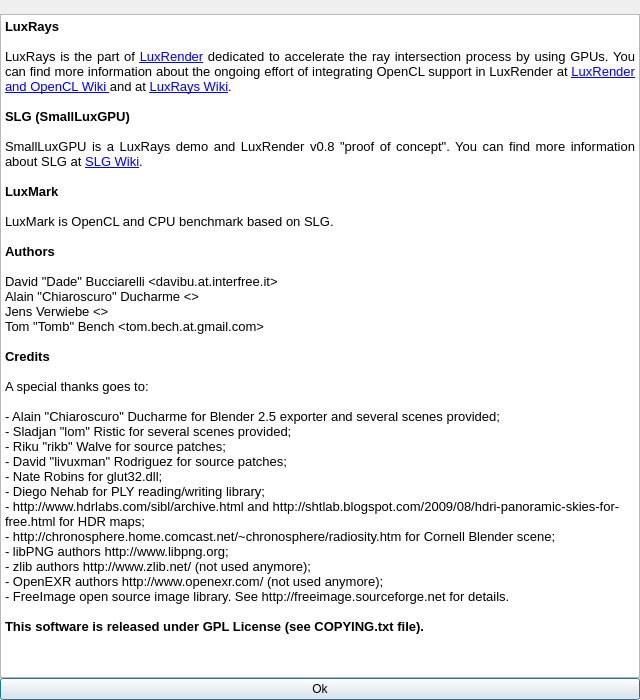
Old version of the form samples/luxmark/aboutdialog.ui in the repository LuxCoreRender/LuxCore.
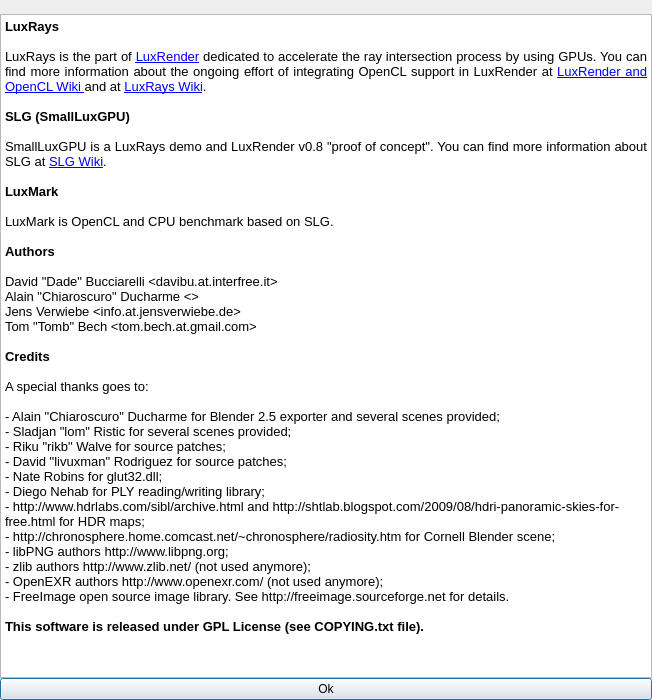
New version of the form. Icons and pictures are not drawn.

Commit message: Fix a funny "freud" typo and add email

Diff of the .ui file:
```diff
--- a/samples/luxmark/aboutdialog.ui
+++ b/samples/luxmark/aboutdialog.ui
@@ -9,7 +9,7 @@
    <rect>
     <x>0</x>
     <y>0</y>
-    <width>640</width>
+    <width>652</width>
     <height>700</height>
    </rect>
   </property>
@@ -67,45 +67,45 @@
       <string>&lt;!DOCTYPE HTML PUBLIC &quot;-//W3C//DTD HTML 4.0//EN&quot; &quot;http://www.w3.org/TR/REC-html40/strict.dtd&quot;&gt;
 &lt;html&gt;&lt;head&gt;&lt;meta name=&quot;qrichtext&quot; content=&quot;1&quot; /&gt;&lt;style type=&quot;text/css&quot;&gt;
 p, li { white-space: pre-wrap; }
-&lt;/style&gt;&lt;/head&gt;&lt;body style=&quot; font-family:'Sans'; font-size:10pt; font-weight:400; font-style:normal;&quot;&gt;
-&lt;p style=&quot; margin-top:0px; margin-bottom:0px; margin-left:0px; margin-right:0px; -qt-block-indent:0; text-indent:0px;&quot;&gt;&lt;span style=&quot; font-weight:600;&quot;&gt;LuxRays&lt;/span&gt;&lt;/p&gt;
-&lt;p style=&quot;-qt-paragraph-type:empty; margin-top:0px; margin-bottom:0px; margin-left:0px; margin-right:0px; -qt-block-indent:0; text-indent:0px;&quot;&gt;&lt;/p&gt;
-&lt;p align=&quot;justify&quot; style=&quot; margin-top:0px; margin-bottom:0px; margin-left:0px; margin-right:0px; -qt-block-indent:0; text-indent:0px;&quot;&gt;LuxRays is the part of &lt;a href=&quot;http://www.luxrender.net&quot;&gt;&lt;span style=&quot; text-decoration: underline; color:#0000ff;&quot;&gt;LuxRender&lt;/span&gt;&lt;/a&gt; dedicated to accelerate the ray intersection process by using GPUs. You can find more information about the ongoing effort of integrating OpenCL support in LuxRender at &lt;a href=&quot;http://www.luxrender.net/wiki/index.php?title=Luxrender_and_OpenCL&quot;&gt;&lt;span style=&quot; text-decoration: underline; color:#0000ff;&quot;&gt;LuxRender and OpenCL Wiki &lt;/span&gt;&lt;/a&gt;and at &lt;a href=&quot;http://www.luxrender.net/wiki/index.php?title=LuxRays&quot;&gt;&lt;span style=&quot; text-decoration: underline; color:#0000ff;&quot;&gt;LuxRays Wiki&lt;/span&gt;&lt;/a&gt;.&lt;/p&gt;
-&lt;p align=&quot;justify&quot; style=&quot;-qt-paragraph-type:empty; margin-top:0px; margin-bottom:0px; margin-left:0px; margin-right:0px; -qt-block-indent:0; text-indent:0px;&quot;&gt;&lt;/p&gt;
-&lt;p style=&quot; margin-top:0px; margin-bottom:0px; margin-left:0px; margin-right:0px; -qt-block-indent:0; text-indent:0px;&quot;&gt;&lt;span style=&quot; font-weight:600;&quot;&gt;SLG (SmallLuxGPU)&lt;/span&gt;&lt;/p&gt;
-&lt;p style=&quot;-qt-paragraph-type:empty; margin-top:0px; margin-bottom:0px; margin-left:0px; margin-right:0px; -qt-block-indent:0; text-indent:0px;&quot;&gt;&lt;/p&gt;
-&lt;p align=&quot;justify&quot; style=&quot; margin-top:0px; margin-bottom:0px; margin-left:0px; margin-right:0px; -qt-block-indent:0; text-indent:0px;&quot;&gt;SmallLuxGPU is a LuxRays demo and LuxRender v0.8 &amp;quot;proof of concept&amp;quot;. You can find more information about SLG at &lt;a href=&quot;http://www.luxrender.net/wiki/index.php?title=SLG&quot;&gt;&lt;span style=&quot; text-decoration: underline; color:#0000ff;&quot;&gt;SLG Wiki&lt;/span&gt;&lt;/a&gt;.&lt;/p&gt;
-&lt;p align=&quot;justify&quot; style=&quot;-qt-paragraph-type:empty; margin-top:0px; margin-bottom:0px; margin-left:0px; margin-right:0px; -qt-block-indent:0; text-indent:0px;&quot;&gt;&lt;/p&gt;
-&lt;p align=&quot;justify&quot; style=&quot; margin-top:0px; margin-bottom:0px; margin-left:0px; margin-right:0px; -qt-block-indent:0; text-indent:0px;&quot;&gt;&lt;span style=&quot; font-weight:600;&quot;&gt;LuxMark&lt;/span&gt;&lt;/p&gt;
-&lt;p align=&quot;justify&quot; style=&quot;-qt-paragraph-type:empty; margin-top:0px; margin-bottom:0px; margin-left:0px; margin-right:0px; -qt-block-indent:0; text-indent:0px;&quot;&gt;&lt;/p&gt;
-&lt;p align=&quot;justify&quot; style=&quot; margin-top:0px; margin-bottom:0px; margin-left:0px; margin-right:0px; -qt-block-indent:0; text-indent:0px;&quot;&gt;LuxMark is OpenCL and CPU benchmark based on SLG.&lt;/p&gt;
-&lt;p align=&quot;justify&quot; style=&quot;-qt-paragraph-type:empty; margin-top:0px; margin-bottom:0px; margin-left:0px; margin-right:0px; -qt-block-indent:0; text-indent:0px;&quot;&gt;&lt;/p&gt;
-&lt;p align=&quot;justify&quot; style=&quot; margin-top:0px; margin-bottom:0px; margin-left:0px; margin-right:0px; -qt-block-indent:0; text-indent:0px;&quot;&gt;&lt;span style=&quot; font-weight:600;&quot;&gt;Authors&lt;/span&gt;&lt;/p&gt;
-&lt;p style=&quot;-qt-paragraph-type:empty; margin-top:0px; margin-bottom:0px; margin-left:0px; margin-right:0px; -qt-block-indent:0; text-indent:0px;&quot;&gt;&lt;/p&gt;
-&lt;p style=&quot; margin-top:0px; margin-bottom:0px; margin-left:0px; margin-right:0px; -qt-block-indent:0; text-indent:0px;&quot;&gt;David &amp;quot;Dade&amp;quot; Bucciarelli &amp;lt;davibu.at.interfree.it&amp;gt;&lt;/p&gt;
-&lt;p style=&quot; margin-top:0px; margin-bottom:0px; margin-left:0px; margin-right:0px; -qt-block-indent:0; text-indent:0px;&quot;&gt;Alain &amp;quot;Chiaroscuro&amp;quot; Ducharme &amp;lt;&amp;gt;&lt;/p&gt;
-&lt;p style=&quot; margin-top:0px; margin-bottom:0px; margin-left:0px; margin-right:0px; -qt-block-indent:0; text-indent:0px;&quot;&gt;Jens Verwiebe &amp;lt;&amp;gt;&lt;/p&gt;
-&lt;p style=&quot; margin-top:0px; margin-bottom:0px; margin-left:0px; margin-right:0px; -qt-block-indent:0; text-indent:0px;&quot;&gt;Tom &amp;quot;Tomb&amp;quot; Bench &amp;lt;tom.bech.at.gmail.com&amp;gt;&lt;/p&gt;
-&lt;p style=&quot;-qt-paragraph-type:empty; margin-top:0px; margin-bottom:0px; margin-left:0px; margin-right:0px; -qt-block-indent:0; text-indent:0px;&quot;&gt;&lt;/p&gt;
-&lt;p style=&quot; margin-top:0px; margin-bottom:0px; margin-left:0px; margin-right:0px; -qt-block-indent:0; text-indent:0px;&quot;&gt;&lt;span style=&quot; font-weight:600;&quot;&gt;Credits&lt;/span&gt;&lt;/p&gt;
-&lt;p style=&quot;-qt-paragraph-type:empty; margin-top:0px; margin-bottom:0px; margin-left:0px; margin-right:0px; -qt-block-indent:0; text-indent:0px;&quot;&gt;&lt;/p&gt;
-&lt;p style=&quot; margin-top:0px; margin-bottom:0px; margin-left:0px; margin-right:0px; -qt-block-indent:0; text-indent:0px;&quot;&gt;A special thanks goes to:&lt;/p&gt;
-&lt;p style=&quot;-qt-paragraph-type:empty; margin-top:0px; margin-bottom:0px; margin-left:0px; margin-right:0px; -qt-block-indent:0; text-indent:0px;&quot;&gt;&lt;/p&gt;
-&lt;p style=&quot; margin-top:0px; margin-bottom:0px; margin-left:0px; margin-right:0px; -qt-block-indent:0; text-indent:0px;&quot;&gt;- Alain &amp;quot;Chiaroscuro&amp;quot; Ducharme for Blender 2.5 exporter and several scenes provided;&lt;/p&gt;
-&lt;p style=&quot; margin-top:0px; margin-bottom:0px; margin-left:0px; margin-right:0px; -qt-block-indent:0; text-indent:0px;&quot;&gt;- Sladjan &amp;quot;lom&amp;quot; Ristic for several scenes provided;&lt;/p&gt;
-&lt;p style=&quot; margin-top:0px; margin-bottom:0px; margin-left:0px; margin-right:0px; -qt-block-indent:0; text-indent:0px;&quot;&gt;- Riku &amp;quot;rikb&amp;quot; Walve for source patches;&lt;/p&gt;
-&lt;p style=&quot; margin-top:0px; margin-bottom:0px; margin-left:0px; margin-right:0px; -qt-block-indent:0; text-indent:0px;&quot;&gt;- David &amp;quot;livuxman&amp;quot; Rodriguez for source patches;&lt;/p&gt;
-&lt;p style=&quot; margin-top:0px; margin-bottom:0px; margin-left:0px; margin-right:0px; -qt-block-indent:0; text-indent:0px;&quot;&gt;- Nate Robins for glut32.dll;&lt;/p&gt;
-&lt;p style=&quot; margin-top:0px; margin-bottom:0px; margin-left:0px; margin-right:0px; -qt-block-indent:0; text-indent:0px;&quot;&gt;- Diego Nehab for PLY reading/writing library;&lt;/p&gt;
-&lt;p style=&quot; margin-top:0px; margin-bottom:0px; margin-left:0px; margin-right:0px; -qt-block-indent:0; text-indent:0px;&quot;&gt;- http://www.hdrlabs.com/sibl/archive.html and http://shtlab.blogspot.com/2009/08/hdri-panoramic-skies-for-free.html for HDR maps;&lt;/p&gt;
-&lt;p style=&quot; margin-top:0px; margin-bottom:0px; margin-left:0px; margin-right:0px; -qt-block-indent:0; text-indent:0px;&quot;&gt;- http://chronosphere.home.comcast.net/~chronosphere/radiosity.htm for Cornell Blender scene;&lt;/p&gt;
-&lt;p style=&quot; margin-top:0px; margin-bottom:0px; margin-left:0px; margin-right:0px; -qt-block-indent:0; text-indent:0px;&quot;&gt;- libPNG authors http://www.libpng.org;&lt;/p&gt;
-&lt;p style=&quot; margin-top:0px; margin-bottom:0px; margin-left:0px; margin-right:0px; -qt-block-indent:0; text-indent:0px;&quot;&gt;- zlib authors http://www.zlib.net/ (not used anymore);&lt;/p&gt;
-&lt;p style=&quot; margin-top:0px; margin-bottom:0px; margin-left:0px; margin-right:0px; -qt-block-indent:0; text-indent:0px;&quot;&gt;- OpenEXR authors http://www.openexr.com/ (not used anymore);&lt;/p&gt;
-&lt;p style=&quot; margin-top:0px; margin-bottom:0px; margin-left:0px; margin-right:0px; -qt-block-indent:0; text-indent:0px;&quot;&gt;- FreeImage open source image library. See http://freeimage.sourceforge.net for details.&lt;/p&gt;
-&lt;p style=&quot;-qt-paragraph-type:empty; margin-top:0px; margin-bottom:0px; margin-left:0px; margin-right:0px; -qt-block-indent:0; text-indent:0px;&quot;&gt;&lt;/p&gt;
-&lt;p style=&quot; margin-top:0px; margin-bottom:0px; margin-left:0px; margin-right:0px; -qt-block-indent:0; text-indent:0px;&quot;&gt;&lt;span style=&quot; font-weight:600;&quot;&gt;This software is released under GPL License (see COPYING.txt file).&lt;/span&gt;&lt;/p&gt;
-&lt;p style=&quot;-qt-paragraph-type:empty; margin-top:0px; margin-bottom:0px; margin-left:0px; margin-right:0px; -qt-block-indent:0; text-indent:0px;&quot;&gt;&lt;/p&gt;&lt;/body&gt;&lt;/html&gt;</string>
+&lt;/style&gt;&lt;/head&gt;&lt;body style=&quot; font-family:'Lucida Grande'; font-size:13pt; font-weight:400; font-style:normal;&quot;&gt;
+&lt;p style=&quot; margin-top:0px; margin-bottom:0px; margin-left:0px; margin-right:0px; -qt-block-indent:0; text-indent:0px;&quot;&gt;&lt;span style=&quot; font-family:'Sans'; font-size:10pt; font-weight:600;&quot;&gt;LuxRays&lt;/span&gt;&lt;/p&gt;
+&lt;p style=&quot;-qt-paragraph-type:empty; margin-top:0px; margin-bottom:0px; margin-left:0px; margin-right:0px; -qt-block-indent:0; text-indent:0px; font-family:'Sans'; font-size:10pt;&quot;&gt;&lt;/p&gt;
+&lt;p align=&quot;justify&quot; style=&quot; margin-top:0px; margin-bottom:0px; margin-left:0px; margin-right:0px; -qt-block-indent:0; text-indent:0px;&quot;&gt;&lt;span style=&quot; font-family:'Sans'; font-size:10pt;&quot;&gt;LuxRays is the part of &lt;/span&gt;&lt;a href=&quot;http://www.luxrender.net&quot;&gt;&lt;span style=&quot; font-family:'Sans'; font-size:10pt; text-decoration: underline; color:#0000ff;&quot;&gt;LuxRender&lt;/span&gt;&lt;/a&gt;&lt;span style=&quot; font-family:'Sans'; font-size:10pt;&quot;&gt; dedicated to accelerate the ray intersection process by using GPUs. You can find more information about the ongoing effort of integrating OpenCL support in LuxRender at &lt;/span&gt;&lt;a href=&quot;http://www.luxrender.net/wiki/index.php?title=Luxrender_and_OpenCL&quot;&gt;&lt;span style=&quot; font-family:'Sans'; font-size:10pt; text-decoration: underline; color:#0000ff;&quot;&gt;LuxRender and OpenCL Wiki &lt;/span&gt;&lt;/a&gt;&lt;span style=&quot; font-family:'Sans'; font-size:10pt;&quot;&gt;and at &lt;/span&gt;&lt;a href=&quot;http://www.luxrender.net/wiki/index.php?title=LuxRays&quot;&gt;&lt;span style=&quot; font-family:'Sans'; font-size:10pt; text-decoration: underline; color:#0000ff;&quot;&gt;LuxRays Wiki&lt;/span&gt;&lt;/a&gt;&lt;span style=&quot; font-family:'Sans'; font-size:10pt;&quot;&gt;.&lt;/span&gt;&lt;/p&gt;
+&lt;p align=&quot;justify&quot; style=&quot;-qt-paragraph-type:empty; margin-top:0px; margin-bottom:0px; margin-left:0px; margin-right:0px; -qt-block-indent:0; text-indent:0px; font-family:'Sans'; font-size:10pt;&quot;&gt;&lt;/p&gt;
+&lt;p style=&quot; margin-top:0px; margin-bottom:0px; margin-left:0px; margin-right:0px; -qt-block-indent:0; text-indent:0px;&quot;&gt;&lt;span style=&quot; font-family:'Sans'; font-size:10pt; font-weight:600;&quot;&gt;SLG (SmallLuxGPU)&lt;/span&gt;&lt;/p&gt;
+&lt;p style=&quot;-qt-paragraph-type:empty; margin-top:0px; margin-bottom:0px; margin-left:0px; margin-right:0px; -qt-block-indent:0; text-indent:0px; font-family:'Sans'; font-size:10pt;&quot;&gt;&lt;/p&gt;
+&lt;p align=&quot;justify&quot; style=&quot; margin-top:0px; margin-bottom:0px; margin-left:0px; margin-right:0px; -qt-block-indent:0; text-indent:0px;&quot;&gt;&lt;span style=&quot; font-family:'Sans'; font-size:10pt;&quot;&gt;SmallLuxGPU is a LuxRays demo and LuxRender v0.8 &amp;quot;proof of concept&amp;quot;. You can find more information about SLG at &lt;/span&gt;&lt;a href=&quot;http://www.luxrender.net/wiki/index.php?title=SLG&quot;&gt;&lt;span style=&quot; font-family:'Sans'; font-size:10pt; text-decoration: underline; color:#0000ff;&quot;&gt;SLG Wiki&lt;/span&gt;&lt;/a&gt;&lt;span style=&quot; font-family:'Sans'; font-size:10pt;&quot;&gt;.&lt;/span&gt;&lt;/p&gt;
+&lt;p align=&quot;justify&quot; style=&quot;-qt-paragraph-type:empty; margin-top:0px; margin-bottom:0px; margin-left:0px; margin-right:0px; -qt-block-indent:0; text-indent:0px; font-family:'Sans'; font-size:10pt;&quot;&gt;&lt;/p&gt;
+&lt;p align=&quot;justify&quot; style=&quot; margin-top:0px; margin-bottom:0px; margin-left:0px; margin-right:0px; -qt-block-indent:0; text-indent:0px;&quot;&gt;&lt;span style=&quot; font-family:'Sans'; font-size:10pt; font-weight:600;&quot;&gt;LuxMark&lt;/span&gt;&lt;/p&gt;
+&lt;p align=&quot;justify&quot; style=&quot;-qt-paragraph-type:empty; margin-top:0px; margin-bottom:0px; margin-left:0px; margin-right:0px; -qt-block-indent:0; text-indent:0px; font-family:'Sans'; font-size:10pt;&quot;&gt;&lt;/p&gt;
+&lt;p align=&quot;justify&quot; style=&quot; margin-top:0px; margin-bottom:0px; margin-left:0px; margin-right:0px; -qt-block-indent:0; text-indent:0px;&quot;&gt;&lt;span style=&quot; font-family:'Sans'; font-size:10pt;&quot;&gt;LuxMark is OpenCL and CPU benchmark based on SLG.&lt;/span&gt;&lt;/p&gt;
+&lt;p align=&quot;justify&quot; style=&quot;-qt-paragraph-type:empty; margin-top:0px; margin-bottom:0px; margin-left:0px; margin-right:0px; -qt-block-indent:0; text-indent:0px; font-family:'Sans'; font-size:10pt;&quot;&gt;&lt;/p&gt;
+&lt;p align=&quot;justify&quot; style=&quot; margin-top:0px; margin-bottom:0px; margin-left:0px; margin-right:0px; -qt-block-indent:0; text-indent:0px;&quot;&gt;&lt;span style=&quot; font-family:'Sans'; font-size:10pt; font-weight:600;&quot;&gt;Authors&lt;/span&gt;&lt;/p&gt;
+&lt;p style=&quot;-qt-paragraph-type:empty; margin-top:0px; margin-bottom:0px; margin-left:0px; margin-right:0px; -qt-block-indent:0; text-indent:0px; font-family:'Sans'; font-size:10pt;&quot;&gt;&lt;/p&gt;
+&lt;p style=&quot; margin-top:0px; margin-bottom:0px; margin-left:0px; margin-right:0px; -qt-block-indent:0; text-indent:0px;&quot;&gt;&lt;span style=&quot; font-family:'Sans'; font-size:10pt;&quot;&gt;David &amp;quot;Dade&amp;quot; Bucciarelli &amp;lt;davibu.at.interfree.it&amp;gt;&lt;/span&gt;&lt;/p&gt;
+&lt;p style=&quot; margin-top:0px; margin-bottom:0px; margin-left:0px; margin-right:0px; -qt-block-indent:0; text-indent:0px;&quot;&gt;&lt;span style=&quot; font-family:'Sans'; font-size:10pt;&quot;&gt;Alain &amp;quot;Chiaroscuro&amp;quot; Ducharme &amp;lt;&amp;gt;&lt;/span&gt;&lt;/p&gt;
+&lt;p style=&quot; margin-top:0px; margin-bottom:0px; margin-left:0px; margin-right:0px; -qt-block-indent:0; text-indent:0px;&quot;&gt;&lt;span style=&quot; font-family:'Sans'; font-size:10pt;&quot;&gt;Jens Verwiebe &amp;lt;info.at.jensverwiebe.de&amp;gt;&lt;/span&gt;&lt;/p&gt;
+&lt;p style=&quot; margin-top:0px; margin-bottom:0px; margin-left:0px; margin-right:0px; -qt-block-indent:0; text-indent:0px;&quot;&gt;&lt;span style=&quot; font-family:'Sans'; font-size:10pt;&quot;&gt;Tom &amp;quot;Tomb&amp;quot; Bech &amp;lt;tom.bech.at.gmail.com&amp;gt;&lt;/span&gt;&lt;/p&gt;
+&lt;p style=&quot;-qt-paragraph-type:empty; margin-top:0px; margin-bottom:0px; margin-left:0px; margin-right:0px; -qt-block-indent:0; text-indent:0px; font-family:'Sans'; font-size:10pt;&quot;&gt;&lt;/p&gt;
+&lt;p style=&quot; margin-top:0px; margin-bottom:0px; margin-left:0px; margin-right:0px; -qt-block-indent:0; text-indent:0px;&quot;&gt;&lt;span style=&quot; font-family:'Sans'; font-size:10pt; font-weight:600;&quot;&gt;Credits&lt;/span&gt;&lt;/p&gt;
+&lt;p style=&quot;-qt-paragraph-type:empty; margin-top:0px; margin-bottom:0px; margin-left:0px; margin-right:0px; -qt-block-indent:0; text-indent:0px; font-family:'Sans'; font-size:10pt;&quot;&gt;&lt;/p&gt;
+&lt;p style=&quot; margin-top:0px; margin-bottom:0px; margin-left:0px; margin-right:0px; -qt-block-indent:0; text-indent:0px;&quot;&gt;&lt;span style=&quot; font-family:'Sans'; font-size:10pt;&quot;&gt;A special thanks goes to:&lt;/span&gt;&lt;/p&gt;
+&lt;p style=&quot;-qt-paragraph-type:empty; margin-top:0px; margin-bottom:0px; margin-left:0px; margin-right:0px; -qt-block-indent:0; text-indent:0px; font-family:'Sans'; font-size:10pt;&quot;&gt;&lt;/p&gt;
+&lt;p style=&quot; margin-top:0px; margin-bottom:0px; margin-left:0px; margin-right:0px; -qt-block-indent:0; text-indent:0px;&quot;&gt;&lt;span style=&quot; font-family:'Sans'; font-size:10pt;&quot;&gt;- Alain &amp;quot;Chiaroscuro&amp;quot; Ducharme for Blender 2.5 exporter and several scenes provided;&lt;/span&gt;&lt;/p&gt;
+&lt;p style=&quot; margin-top:0px; margin-bottom:0px; margin-left:0px; margin-right:0px; -qt-block-indent:0; text-indent:0px;&quot;&gt;&lt;span style=&quot; font-family:'Sans'; font-size:10pt;&quot;&gt;- Sladjan &amp;quot;lom&amp;quot; Ristic for several scenes provided;&lt;/span&gt;&lt;/p&gt;
+&lt;p style=&quot; margin-top:0px; margin-bottom:0px; margin-left:0px; margin-right:0px; -qt-block-indent:0; text-indent:0px;&quot;&gt;&lt;span style=&quot; font-family:'Sans'; font-size:10pt;&quot;&gt;- Riku &amp;quot;rikb&amp;quot; Walve for source patches;&lt;/span&gt;&lt;/p&gt;
+&lt;p style=&quot; margin-top:0px; margin-bottom:0px; margin-left:0px; margin-right:0px; -qt-block-indent:0; text-indent:0px;&quot;&gt;&lt;span style=&quot; font-family:'Sans'; font-size:10pt;&quot;&gt;- David &amp;quot;livuxman&amp;quot; Rodriguez for source patches;&lt;/span&gt;&lt;/p&gt;
+&lt;p style=&quot; margin-top:0px; margin-bottom:0px; margin-left:0px; margin-right:0px; -qt-block-indent:0; text-indent:0px;&quot;&gt;&lt;span style=&quot; font-family:'Sans'; font-size:10pt;&quot;&gt;- Nate Robins for glut32.dll;&lt;/span&gt;&lt;/p&gt;
+&lt;p style=&quot; margin-top:0px; margin-bottom:0px; margin-left:0px; margin-right:0px; -qt-block-indent:0; text-indent:0px;&quot;&gt;&lt;span style=&quot; font-family:'Sans'; font-size:10pt;&quot;&gt;- Diego Nehab for PLY reading/writing library;&lt;/span&gt;&lt;/p&gt;
+&lt;p style=&quot; margin-top:0px; margin-bottom:0px; margin-left:0px; margin-right:0px; -qt-block-indent:0; text-indent:0px;&quot;&gt;&lt;span style=&quot; font-family:'Sans'; font-size:10pt;&quot;&gt;- http://www.hdrlabs.com/sibl/archive.html and http://shtlab.blogspot.com/2009/08/hdri-panoramic-skies-for-free.html for HDR maps;&lt;/span&gt;&lt;/p&gt;
+&lt;p style=&quot; margin-top:0px; margin-bottom:0px; margin-left:0px; margin-right:0px; -qt-block-indent:0; text-indent:0px;&quot;&gt;&lt;span style=&quot; font-family:'Sans'; font-size:10pt;&quot;&gt;- http://chronosphere.home.comcast.net/~chronosphere/radiosity.htm for Cornell Blender scene;&lt;/span&gt;&lt;/p&gt;
+&lt;p style=&quot; margin-top:0px; margin-bottom:0px; margin-left:0px; margin-right:0px; -qt-block-indent:0; text-indent:0px;&quot;&gt;&lt;span style=&quot; font-family:'Sans'; font-size:10pt;&quot;&gt;- libPNG authors http://www.libpng.org;&lt;/span&gt;&lt;/p&gt;
+&lt;p style=&quot; margin-top:0px; margin-bottom:0px; margin-left:0px; margin-right:0px; -qt-block-indent:0; text-indent:0px;&quot;&gt;&lt;span style=&quot; font-family:'Sans'; font-size:10pt;&quot;&gt;- zlib authors http://www.zlib.net/ (not used anymore);&lt;/span&gt;&lt;/p&gt;
+&lt;p style=&quot; margin-top:0px; margin-bottom:0px; margin-left:0px; margin-right:0px; -qt-block-indent:0; text-indent:0px;&quot;&gt;&lt;span style=&quot; font-family:'Sans'; font-size:10pt;&quot;&gt;- OpenEXR authors http://www.openexr.com/ (not used anymore);&lt;/span&gt;&lt;/p&gt;
+&lt;p style=&quot; margin-top:0px; margin-bottom:0px; margin-left:0px; margin-right:0px; -qt-block-indent:0; text-indent:0px;&quot;&gt;&lt;span style=&quot; font-family:'Sans'; font-size:10pt;&quot;&gt;- FreeImage open source image library. See http://freeimage.sourceforge.net for details.&lt;/span&gt;&lt;/p&gt;
+&lt;p style=&quot;-qt-paragraph-type:empty; margin-top:0px; margin-bottom:0px; margin-left:0px; margin-right:0px; -qt-block-indent:0; text-indent:0px; font-family:'Sans'; font-size:10pt;&quot;&gt;&lt;/p&gt;
+&lt;p style=&quot; margin-top:0px; margin-bottom:0px; margin-left:0px; margin-right:0px; -qt-block-indent:0; text-indent:0px;&quot;&gt;&lt;span style=&quot; font-family:'Sans'; font-size:10pt; font-weight:600;&quot;&gt;This software is released under GPL License (see COPYING.txt file).&lt;/span&gt;&lt;/p&gt;
+&lt;p style=&quot;-qt-paragraph-type:empty; margin-top:0px; margin-bottom:0px; margin-left:0px; margin-right:0px; -qt-block-indent:0; text-indent:0px; font-family:'Sans'; font-size:10pt;&quot;&gt;&lt;/p&gt;&lt;/body&gt;&lt;/html&gt;</string>
      </property>
      <property name="openExternalLinks">
       <bool>true</bool>
```
The commit also changes 1 other file.
